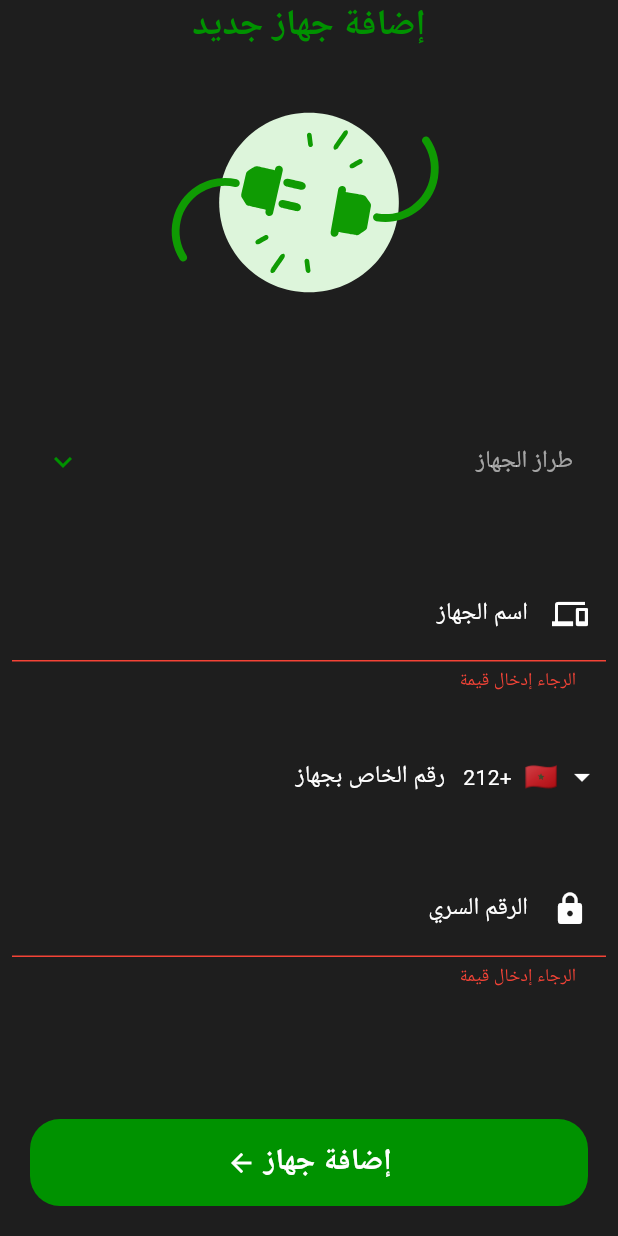
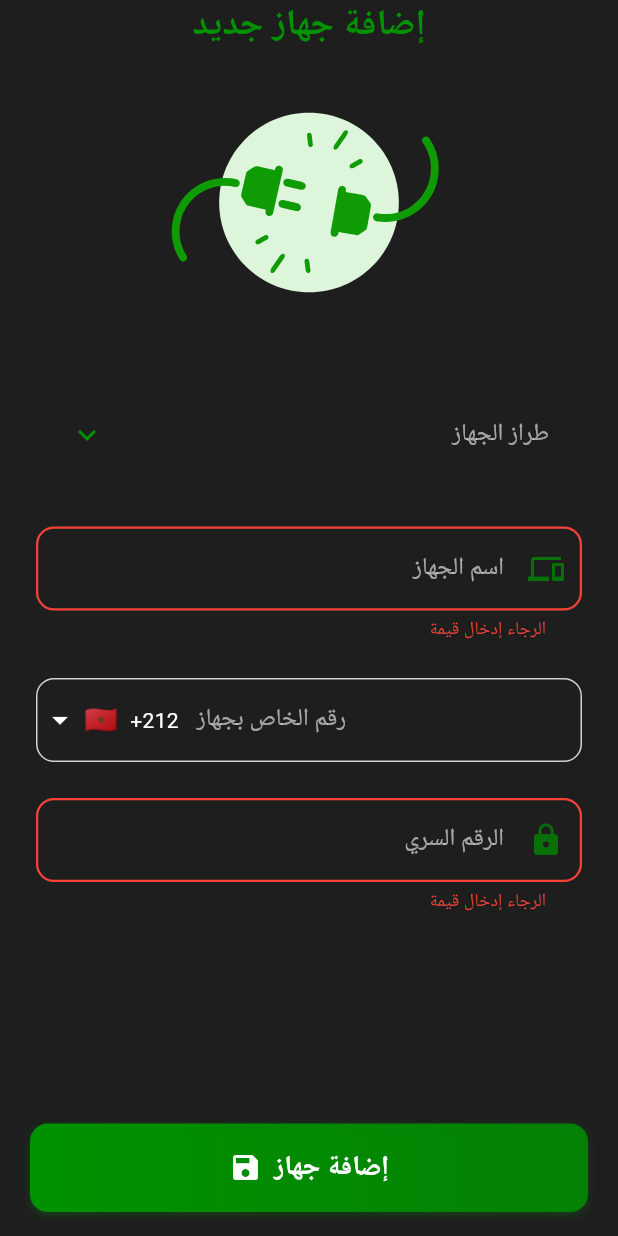
Before and after one commit to AbdElMalek-L/agrosys, a Flutter app: the AddDevicePage screen opened directly, after a tap on "إضافة جهاز", on a phone screen of 412 x 824 dp. Run offline on Flutter 3.47's test engine with Material 3 defaults, Android fonts, the phone set to English and light mode, and no system bars; drawn by our look-alikes of intl_phone_field; our stand-ins replace bloc, flutter_bloc, flutter_slidable, fluttertoast, lottie, shared_preferences and 1 more; missing offline and left inert: flutter_background_messenger, flutter_foreground_task; accounts and stored records are empty.

Commit message:
fix the phone number input controller

```diff
--- a/lib/presentation/pages/add_device_page.dart
+++ b/lib/presentation/pages/add_device_page.dart
@@ -5,6 +5,7 @@ import 'package:lottie/lottie.dart';
 import 'package:intl_phone_field/intl_phone_field.dart'; // Ensure this is imported
 import '../widgets/device_models_card.dart';
 import '../widgets/header.dart';
+import '../widgets/set_default_number_popup.dart'; // Import the new popup
 
 // TODO: fix the cubit dont refreshing when new device added
 // TODO: add the new device as default selected in dashboard screen when saving.
@@ -44,46 +45,68 @@ class _AddDevicePageState extends State<AddDevicePage> {
                 child: Column(
                   children: [
                     Lottie.asset('assets/Adddevice.json', height: 200),
-                    const SizedBox(height: 20),
-                    _buildDeviceForm(context),
-                    const SizedBox(height: 80),
+                    const SizedBox(height: 10),
+                    Padding(
+                      padding: const EdgeInsets.symmetric(horizontal: 16.0),
+                      child: _buildDeviceForm(context),
+                    ),
+                    const SizedBox(height: 40),
                   ],
                 ),
               ),
             ),
             Padding(
-              padding: const EdgeInsets.all(20),
+              padding: const EdgeInsets.symmetric(horizontal: 20, vertical: 16),
+              child: Container(
+                decoration: BoxDecoration(
+                  gradient: LinearGradient(
+                    colors: [
+                      Theme.of(context).colorScheme.primary,
+                      Theme.of(context).colorScheme.primary.withOpacity(0.8),
+                    ],
+                    begin: Alignment.centerLeft,
+                    end: Alignment.centerRight,
+                  ),
+                  borderRadius: BorderRadius.circular(12),
+                  boxShadow: [
+                    BoxShadow(
+                      color: Theme.of(
+                        context,
+                      ).colorScheme.primary.withOpacity(0.3),
+                      blurRadius: 4,
+                      offset: const Offset(0, 2),
+                    ),
+                  ],
+                ),
                 child: ElevatedButton(
                   onPressed: () => _addDevice(context),
                   style: ElevatedButton.styleFrom(
                     elevation: 0,
-                  backgroundColor: Theme.of(context).colorScheme.primary,
+                    backgroundColor: Colors.transparent,
+                    foregroundColor: Theme.of(context).colorScheme.onPrimary,
                     padding: const EdgeInsets.symmetric(
-                    horizontal: 60,
-                    vertical: 14,
+                      horizontal: 40,
+                      vertical: 16,
                     ),
                     shape: RoundedRectangleBorder(
-                    borderRadius: BorderRadius.circular(20),
+                      borderRadius: BorderRadius.circular(12),
                     ),
+                    minimumSize: const Size(double.infinity, 50),
                   ),
                   child: Row(
                     mainAxisAlignment: MainAxisAlignment.center,
                     children: const [
-                    Icon(
-                      Icons.arrow_back_outlined,
-                      size: 20,
-                      color: Colors.white,
-                    ),
-                    SizedBox(width: 5),
+                      Icon(Icons.save, size: 22),
+                      SizedBox(width: 8),
                       Text(
                         "إضافة جهاز",
                         style: TextStyle(
                           fontWeight: FontWeight.bold,
-                        fontSize: 20,
-                        color: Colors.white,
+                          fontSize: 18,
                         ),
                       ),
                     ],
+                  ),
                 ),
               ),
             ),
@@ -102,7 +125,7 @@ class _AddDevicePageState extends State<AddDevicePage> {
           crossAxisAlignment: CrossAxisAlignment.stretch,
           children: <Widget>[
             Padding(
-              padding: const EdgeInsets.symmetric(horizontal: 8, vertical: 16),
+              padding: const EdgeInsets.symmetric(horizontal: 8, vertical: 8),
               child: DeviceModelsCard(
                 models: const ["RTU5024", "AGROS001", "MODEL003"],
                 onModelSelected: (model) {
@@ -112,17 +135,20 @@ class _AddDevicePageState extends State<AddDevicePage> {
                 },
               ),
             ),
+            const SizedBox(height: 8),
             _buildInputField(
               'اسم الجهاز',
               _deviceNameController,
               icon: Icons.devices,
             ),
+            const SizedBox(height: 8),
             _buildInputField(
               'رقم الخاص بجهاز',
               _deviceNumberController,
               icon: Icons.phone_android,
-              isPhone: true, // Use IntlPhoneField for this one
+              isPhone: true,
             ),
+            const SizedBox(height: 8),
             _buildInputField(
               'الرقم السري',
               _passwordController,
@@ -140,105 +166,139 @@ class _AddDevicePageState extends State<AddDevicePage> {
     IconData? icon,
     bool isPhone = false,
   }) {
-    if (isPhone) {
-      // Use IntlPhoneField for phone number input
-      return Padding(
-        padding: const EdgeInsets.symmetric(horizontal: 8, vertical: 16),
-        child: IntlPhoneField(
-          controller: controller, // Provide the controller
-          decoration: InputDecoration(
+    final theme = Theme.of(context);
+    final inputDecoration = InputDecoration(
       labelText: label,
       labelStyle: TextStyle(
-              color: Theme.of(context).textTheme.bodyLarge?.color,
+        color: theme.textTheme.bodyLarge?.color?.withOpacity(0.6),
       ),
-            prefixIcon: icon != null ? Icon(icon) : null,
-            filled: true,
-            fillColor: Theme.of(context).colorScheme.surface,
-            contentPadding: const EdgeInsets.symmetric(
-              horizontal: 16,
-              vertical: 12,
+      prefixIcon:
+          icon != null
+              ? Icon(icon, color: theme.colorScheme.primary.withOpacity(0.7))
+              : null,
+      filled: false,
+      contentPadding: const EdgeInsets.symmetric(horizontal: 20, vertical: 16),
+      floatingLabelBehavior: FloatingLabelBehavior.auto,
+      border: OutlineInputBorder(
+        borderSide: BorderSide(color: theme.dividerColor, width: 1.0),
+        borderRadius: const BorderRadius.all(Radius.circular(12)),
       ),
-            floatingLabelBehavior: FloatingLabelBehavior.auto,
-            enabledBorder: const OutlineInputBorder(
-              borderSide: BorderSide(color: Colors.transparent),
-              borderRadius: BorderRadius.all(Radius.circular(8)),
+      enabledBorder: OutlineInputBorder(
+        borderSide: BorderSide(
+          color: theme.dividerColor.withOpacity(0.8),
+          width: 1.0,
+        ),
+        borderRadius: const BorderRadius.all(Radius.circular(12)),
       ),
       focusedBorder: OutlineInputBorder(
-              borderSide: BorderSide(
-                color: Theme.of(context).colorScheme.primary,
-                width: 2.0,
+        borderSide: BorderSide(color: theme.colorScheme.primary, width: 2.0),
+        borderRadius: const BorderRadius.all(Radius.circular(12)),
       ),
-              borderRadius: const BorderRadius.all(Radius.circular(8)),
+      errorBorder: OutlineInputBorder(
+        borderSide: BorderSide(color: theme.colorScheme.error, width: 1.5),
+        borderRadius: const BorderRadius.all(Radius.circular(12)),
+      ),
+      focusedErrorBorder: OutlineInputBorder(
+        borderSide: BorderSide(color: theme.colorScheme.error, width: 2.0),
+        borderRadius: const BorderRadius.all(Radius.circular(12)),
+      ),
+    );
+
+    Widget inputFieldWidget;
+    if (isPhone) {
+      inputFieldWidget = Directionality(
+        textDirection: TextDirection.ltr,
+        child: IntlPhoneField(
+          controller: controller,
+          decoration: inputDecoration.copyWith(
+            prefixIcon: Icon(
+              Icons.phone_android,
+              color: theme.colorScheme.primary.withOpacity(0.7),
             ),
           ),
-          initialCountryCode: 'MA', // Default country code
-          languageCode: 'ar', // Set language if needed for country names
-          disableLengthCheck: true, // Disable internal length check
-          // keyboardType: TextInputType.phone, // Remove explicit keyboard type
+          style: TextStyle(
+            color: theme.textTheme.bodyLarge?.color,
+            fontSize: 16,
+          ),
+          initialCountryCode: 'MA',
+          languageCode: 'ar',
+          disableLengthCheck: true,
           onChanged: (phone) {
-            // Reinstate onChanged to update controller
-            controller.text = phone.completeNumber;
+            controller.text = phone.number;
           },
           validator: (phone) {
-            // Validate using the phone object
             if (phone == null || phone.number.isEmpty) {
-              return 'الرجاء إدخال رقم هاتف صحيح'; // Please enter a valid phone number
+              return 'الرجاء إدخال رقم هاتف صحيح';
             }
             return null;
           },
         ),
       );
     } else {
-      // Use standard TextFormField for other inputs
-      return Padding(
-        padding: const EdgeInsets.symmetric(horizontal: 8, vertical: 16),
-        child: TextFormField(
+      inputFieldWidget = TextFormField(
         controller: controller,
         textAlign: TextAlign.right,
         textDirection: TextDirection.rtl,
-          decoration: InputDecoration(
-            labelText: label,
-            labelStyle: TextStyle(
-              color: Theme.of(context).textTheme.bodyLarge?.color,
-            ),
-            prefixIcon: icon != null ? Icon(icon) : null,
-            filled: true,
-            fillColor: Theme.of(context).colorScheme.surface,
-            contentPadding: const EdgeInsets.symmetric(
-              horizontal: 16,
-              vertical: 12,
-            ),
-            floatingLabelBehavior: FloatingLabelBehavior.auto,
-            enabledBorder: const OutlineInputBorder(
-              borderSide: BorderSide(color: Colors.transparent),
-              borderRadius: BorderRadius.all(Radius.circular(8)),
-            ),
-            focusedBorder: OutlineInputBorder(
-              borderSide: BorderSide(
-                color: Theme.of(context).colorScheme.primary,
-                width: 2.0,
-              ),
-              borderRadius: const BorderRadius.all(Radius.circular(8)),
-            ),
-          ),
+        decoration: inputDecoration,
+        style: TextStyle(color: theme.textTheme.bodyLarge?.color, fontSize: 16),
         validator:
             (value) =>
                 value == null || value.isEmpty ? 'الرجاء إدخال قيمة' : null,
+      );
+    }
+
+    return Padding(
+      padding: const EdgeInsets.symmetric(horizontal: 8, vertical: 8),
+      child: Material(
+        elevation: 1.0,
+        shadowColor: Colors.black.withOpacity(0.1),
+        color: theme.cardColor,
+        borderRadius: BorderRadius.circular(12),
+        child: inputFieldWidget,
       ),
     );
   }
+
+  void _addDevice(BuildContext context) async {
+    // Keep track of mounted state before async operations
+    final isMounted = context.mounted;
+    if (!_formKey.currentState!.validate()) {
+      return; // Don't proceed if form is invalid
     }
 
-  void _addDevice(BuildContext context) {
-    if (_formKey.currentState!.validate()) {
-      // Ensure the controller text is used when adding the device
+    // Add the country code to the phone number when saving
+    String phoneNumberWithCountryCode = "+212${_deviceNumberController.text}";
+
+    // Add the device using the cubit
     context.read<DeviceCubit>().addDevice(
       _selectedModel ?? 'Unknown',
       _deviceNameController.text,
-        _deviceNumberController.text, // Use the controller's text
+      phoneNumberWithCountryCode,
       _passwordController.text,
     );
-      Navigator.pop(context);
+
+    // --- Show the popup AFTER adding device ---
+    // Check mount status again before showing dialog
+    if (isMounted) {
+      await showSetDefaultNumberPopup(context, (String number) {
+        // TODO: Implement actual saving logic here (e.g., using SharedPreferences)
+        print("Default number to save: $number");
+        // Show feedback (check mount status before accessing ScaffoldMessenger)
+        if (context.mounted) {
+          ScaffoldMessenger.of(context).showSnackBar(
+            SnackBar(
+              content: Text('تم حفظ الرقم الافتراضي: $number'),
+              backgroundColor: Colors.green,
+            ),
+          );
+        }
+      });
+    }
+    // --- End popup ---
+
+    // Check mount status again before popping the main page navigator
+    if (isMounted) {
+      Navigator.pop(context); // Pop the AddDevicePage itself
     }
   }
 }
--- a/lib/presentation/widgets/device_models_card.dart
+++ b/lib/presentation/widgets/device_models_card.dart
@@ -33,9 +33,10 @@ class _DeviceModelsCardState extends State<DeviceModelsCard> {
   Widget build(BuildContext context) {
     final theme = Theme.of(context);
     return Card(
-      elevation: 0,
-      color: theme.cardColor,
-      shape: RoundedRectangleBorder(borderRadius: BorderRadius.circular(20)),
+      elevation: 1,
+      shadowColor: Colors.black.withOpacity(0.1),
+      color: theme.colorScheme.surface,
+      shape: RoundedRectangleBorder(borderRadius: BorderRadius.circular(12)),
       margin: const EdgeInsets.symmetric(horizontal: 6, vertical: 8),
       child: Theme(
         data: theme.copyWith(dividerColor: Colors.transparent),
@@ -79,42 +80,35 @@ class _DeviceModelsCardState extends State<DeviceModelsCard> {
 
   Widget _buildModelItem(String model) {
     final theme = Theme.of(context);
-    return Column(
-      children: [
-        ListTile(
+    final isSelected = _selectedModel == model;
+    return Container(
+      color: isSelected ? theme.colorScheme.primary.withOpacity(0.1) : null,
+      child: ListTile(
         title: Text(
           model,
           textDirection: TextDirection.rtl,
           style: TextStyle(
-              fontWeight: FontWeight.w500,
+            fontWeight: isSelected ? FontWeight.bold : FontWeight.w500,
             color:
-                  _selectedModel == model
+                isSelected
                     ? theme.colorScheme.primary
                     : theme.textTheme.bodyLarge?.color,
           ),
         ),
         trailing:
-              _selectedModel == model
+            isSelected
                 ? Icon(Icons.check_circle, color: theme.colorScheme.primary)
                 : null,
-          shape: RoundedRectangleBorder(
-            borderRadius: BorderRadius.circular(12),
-          ),
+        shape: RoundedRectangleBorder(borderRadius: BorderRadius.circular(0)),
         onTap: () {
           setState(() {
             _selectedModel = model;
-              _expansionKey++; // Force tile rebuild
+            _isExpanded = false;
+            _expansionKey++;
           });
           widget.onModelSelected?.call(model);
         },
       ),
-        Divider(
-          indent: 30,
-          endIndent: 30,
-          thickness: 1,
-          color: Theme.of(context).colorScheme.primary,
-        ),
-      ],
     );
   }
 }
```
Also changed, not shown: lib/presentation/widgets/set_default_number_popup.dart (added, +182 -0 lines). Lines whose indentation alone changed are shown as unchanged.
